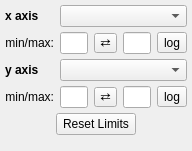
Above: glue/viewers/scatter/qt/options_widget.ui from glue-viz/glue before the change. Below: the same form after it.
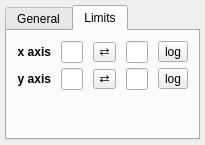
That is the form after the change. The open tabs and pages were chosen to show the change.

Commit message: Improvements to UI for default built-in viewers: the viewer and layer options have now been improved, limits are in a separate tab since they are less likely to be used, and this also removes the idea of a 'style' in the scatter plot and instead adds Line as another tab

```diff
--- a/glue/viewers/scatter/qt/options_widget.ui
+++ b/glue/viewers/scatter/qt/options_widget.ui
@@ -6,47 +6,167 @@
    <rect>
     <x>0</x>
     <y>0</y>
-    <width>192</width>
-    <height>151</height>
+    <width>200</width>
+    <height>145</height>
    </rect>
   </property>
   <property name="windowTitle">
    <string>2D Scatter</string>
   </property>
   <layout class="QGridLayout" name="gridLayout_5">
+   <property name="leftMargin">
+    <number>5</number>
+   </property>
+   <property name="topMargin">
+    <number>5</number>
+   </property>
+   <property name="rightMargin">
+    <number>5</number>
+   </property>
+   <property name="bottomMargin">
+    <number>5</number>
+   </property>
    <property name="verticalSpacing">
     <number>5</number>
    </property>
-   <property name="margin">
+   <item row="0" column="2">
+    <widget class="QTabWidget" name="tabs">
+     <property name="tabPosition">
+      <enum>QTabWidget::North</enum>
+     </property>
+     <property name="currentIndex">
+      <number>0</number>
+     </property>
+     <property name="usesScrollButtons">
+      <bool>false</bool>
+     </property>
+     <property name="documentMode">
+      <bool>false</bool>
+     </property>
+     <property name="tabsClosable">
+      <bool>false</bool>
+     </property>
+     <property name="movable">
+      <bool>false</bool>
+     </property>
+     <property name="tabBarAutoHide">
+      <bool>false</bool>
+     </property>
+     <widget class="QWidget" name="tab">
+      <attribute name="title">
+       <string>General</string>
+      </attribute>
+      <layout class="QGridLayout" name="gridLayout">
+       <property name="leftMargin">
+        <number>10</number>
+       </property>
+       <property name="topMargin">
+        <number>10</number>
+       </property>
+       <property name="rightMargin">
+        <number>10</number>
+       </property>
+       <property name="bottomMargin">
+        <number>10</number>
+       </property>
+       <property name="horizontalSpacing">
+        <number>10</number>
+       </property>
+       <property name="verticalSpacing">
     <number>5</number>
    </property>
-   <item row="3" column="5">
-    <widget class="QLineEdit" name="valuetext_y_max"/>
-   </item>
-   <item row="1" column="3">
-    <widget class="QLineEdit" name="valuetext_x_min"/>
-   </item>
-   <item row="0" column="3" colspan="4">
+       <item row="1" column="1">
+        <widget class="QComboBox" name="combosel_y_att">
+         <property name="sizeAdjustPolicy">
+          <enum>QComboBox::AdjustToMinimumContentsLength</enum>
+         </property>
+        </widget>
+       </item>
+       <item row="1" column="0">
+        <widget class="QLabel" name="x_lab">
+         <property name="font">
+          <font>
+           <weight>75</weight>
+           <bold>true</bold>
+          </font>
+         </property>
+         <property name="text">
+          <string>y axis</string>
+         </property>
+        </widget>
+       </item>
+       <item row="0" column="0">
+        <widget class="QLabel" name="x_lab">
+         <property name="font">
+          <font>
+           <weight>75</weight>
+           <bold>true</bold>
+          </font>
+         </property>
+         <property name="text">
+          <string>x axis</string>
+         </property>
+        </widget>
+       </item>
+       <item row="0" column="1">
     <widget class="QComboBox" name="combosel_x_att">
      <property name="sizeAdjustPolicy">
       <enum>QComboBox::AdjustToMinimumContentsLength</enum>
      </property>
     </widget>
    </item>
-   <item row="2" column="2">
-    <widget class="QLabel" name="x_lab">
-     <property name="font">
-      <font>
-       <weight>75</weight>
-       <bold>true</bold>
-      </font>
-     </property>
-     <property name="text">
-      <string>y axis</string>
-     </property>
-    </widget>
-   </item>
-   <item row="3" column="6">
+       <item row="2" column="1">
+        <spacer name="horizontalSpacer">
+         <property name="orientation">
+          <enum>Qt::Horizontal</enum>
+         </property>
+         <property name="sizeHint" stdset="0">
+          <size>
+           <width>40</width>
+           <height>5</height>
+          </size>
+         </property>
+        </spacer>
+       </item>
+       <item row="3" column="1">
+        <spacer name="verticalSpacer_2">
+         <property name="orientation">
+          <enum>Qt::Vertical</enum>
+         </property>
+         <property name="sizeHint" stdset="0">
+          <size>
+           <width>20</width>
+           <height>40</height>
+          </size>
+         </property>
+        </spacer>
+       </item>
+      </layout>
+     </widget>
+     <widget class="QWidget" name="tab_2">
+      <attribute name="title">
+       <string>Limits</string>
+      </attribute>
+      <layout class="QGridLayout" name="gridLayout_2">
+       <property name="leftMargin">
+        <number>10</number>
+       </property>
+       <property name="topMargin">
+        <number>10</number>
+       </property>
+       <property name="rightMargin">
+        <number>10</number>
+       </property>
+       <property name="bottomMargin">
+        <number>10</number>
+       </property>
+       <property name="horizontalSpacing">
+        <number>10</number>
+       </property>
+       <property name="verticalSpacing">
+        <number>5</number>
+       </property>
+       <item row="2" column="5">
     <widget class="QToolButton" name="bool_y_log">
      <property name="text">
       <string>log</string>
@@ -56,20 +176,7 @@
      </property>
     </widget>
    </item>
-   <item row="0" column="2">
-    <widget class="QLabel" name="x_lab">
-     <property name="font">
-      <font>
-       <weight>75</weight>
-       <bold>true</bold>
-      </font>
-     </property>
-     <property name="text">
-      <string>x axis</string>
-     </property>
-    </widget>
-   </item>
-   <item row="1" column="6">
+       <item row="1" column="5">
     <widget class="QToolButton" name="bool_x_log">
      <property name="text">
       <string>log</string>
@@ -79,24 +186,10 @@
      </property>
     </widget>
    </item>
-   <item row="1" column="4">
-    <widget class="QToolButton" name="button_flip_x">
-     <property name="styleSheet">
-      <string notr="true">padding: 0px</string>
-     </property>
-     <property name="text">
-      <string>⇄</string>
-     </property>
-    </widget>
-   </item>
-   <item row="2" column="3" colspan="4">
-    <widget class="QComboBox" name="combosel_y_att">
-     <property name="sizeAdjustPolicy">
-      <enum>QComboBox::AdjustToMinimumContentsLength</enum>
-     </property>
-    </widget>
-   </item>
-   <item row="3" column="4">
+       <item row="2" column="4">
+        <widget class="QLineEdit" name="valuetext_y_max"/>
+       </item>
+       <item row="2" column="3">
     <widget class="QToolButton" name="button_flip_y">
      <property name="styleSheet">
       <string notr="true">padding: 0px</string>
@@ -106,55 +199,58 @@
      </property>
     </widget>
    </item>
-   <item row="1" column="5">
+       <item row="1" column="3">
+        <widget class="QToolButton" name="button_flip_x">
+         <property name="styleSheet">
+          <string notr="true">padding: 0px</string>
+         </property>
+         <property name="text">
+          <string>⇄</string>
+         </property>
+        </widget>
+       </item>
+       <item row="2" column="2">
+        <widget class="QLineEdit" name="valuetext_y_min"/>
+       </item>
+       <item row="1" column="4">
     <widget class="QLineEdit" name="valuetext_x_max"/>
    </item>
+       <item row="1" column="1">
+        <widget class="QLabel" name="label_2">
+         <property name="font">
+          <font>
+           <weight>75</weight>
+           <bold>true</bold>
+          </font>
+         </property>
+         <property name="text">
+          <string>x axis</string>
+         </property>
+         <property name="alignment">
+          <set>Qt::AlignRight|Qt::AlignTrailing|Qt::AlignVCenter</set>
+         </property>
+        </widget>
+       </item>
+       <item row="2" column="1">
+        <widget class="QLabel" name="label_2">
+         <property name="font">
+          <font>
+           <weight>75</weight>
+           <bold>true</bold>
+          </font>
+         </property>
+         <property name="text">
+          <string>y axis</string>
+         </property>
+         <property name="alignment">
+          <set>Qt::AlignRight|Qt::AlignTrailing|Qt::AlignVCenter</set>
+         </property>
+        </widget>
+       </item>
    <item row="1" column="2">
-    <widget class="QLabel" name="label_2">
-     <property name="text">
-      <string>min/max:</string>
-     </property>
-     <property name="alignment">
-      <set>Qt::AlignRight|Qt::AlignTrailing|Qt::AlignVCenter</set>
-     </property>
-    </widget>
-   </item>
-   <item row="3" column="3">
-    <widget class="QLineEdit" name="valuetext_y_min"/>
-   </item>
-   <item row="3" column="2">
-    <widget class="QLabel" name="label_2">
-     <property name="text">
-      <string>min/max:</string>
-     </property>
-     <property name="alignment">
-      <set>Qt::AlignRight|Qt::AlignTrailing|Qt::AlignVCenter</set>
-     </property>
-    </widget>
-   </item>
-   <item row="4" column="2" colspan="5">
-    <layout class="QHBoxLayout" name="horizontalLayout">
-     <item>
-      <spacer name="horizontalSpacer">
-       <property name="orientation">
-        <enum>Qt::Horizontal</enum>
-       </property>
-       <property name="sizeHint" stdset="0">
-        <size>
-         <width>40</width>
-         <height>20</height>
-        </size>
-       </property>
-      </spacer>
-     </item>
-     <item>
-      <widget class="QPushButton" name="button_reset_limits">
-       <property name="text">
-        <string>Reset Limits</string>
-       </property>
-      </widget>
-     </item>
-     <item>
+        <widget class="QLineEdit" name="valuetext_x_min"/>
+       </item>
+       <item row="3" column="2" colspan="4">
       <spacer name="horizontalSpacer_2">
        <property name="orientation">
         <enum>Qt::Horizontal</enum>
@@ -162,14 +258,12 @@
        <property name="sizeHint" stdset="0">
         <size>
          <width>40</width>
-         <height>20</height>
+           <height>5</height>
         </size>
        </property>
       </spacer>
      </item>
-    </layout>
-   </item>
-   <item row="5" column="2" colspan="5">
+       <item row="4" column="2">
     <spacer name="verticalSpacer">
      <property name="orientation">
       <enum>Qt::Vertical</enum>
@@ -181,6 +275,10 @@
       </size>
      </property>
     </spacer>
+       </item>
+      </layout>
+     </widget>
+    </widget>
    </item>
   </layout>
  </widget>
```
Lines whose indentation alone changed are shown as unchanged. The commit also changes 14 other files.
